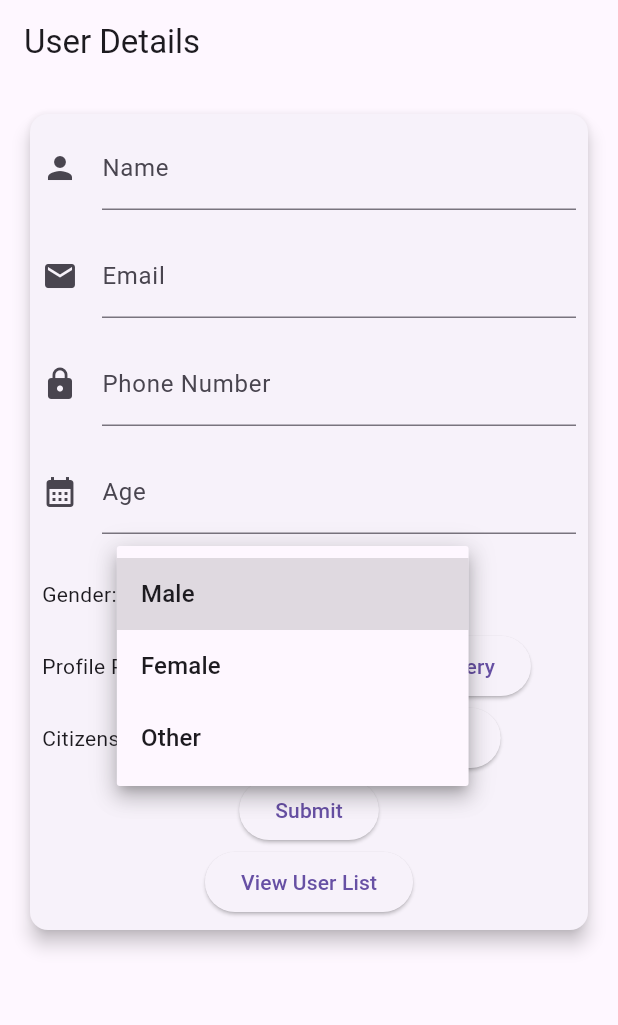
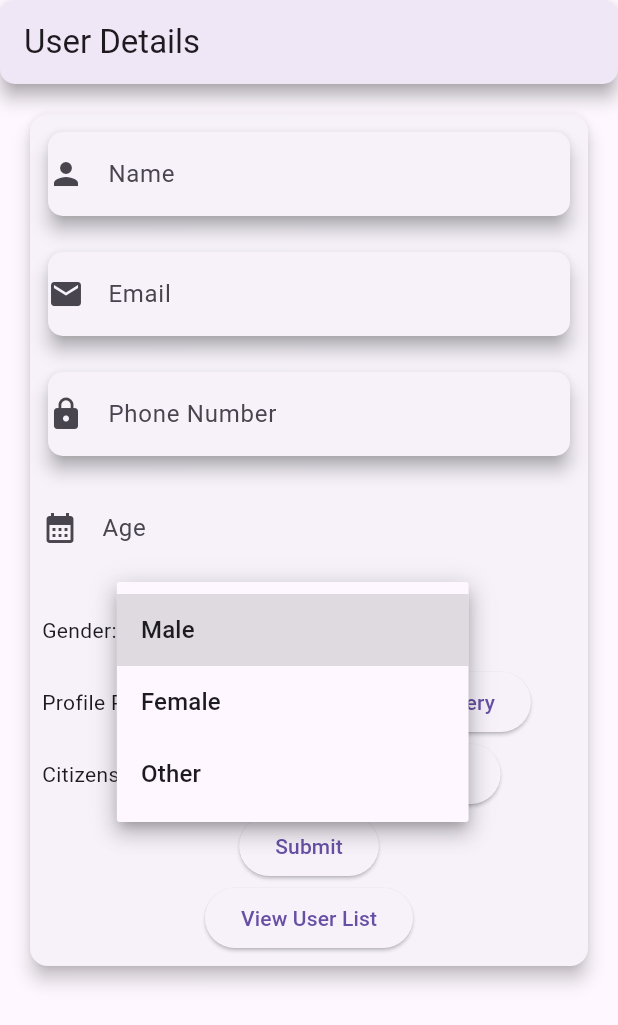
Before and after one commit to RishabShrestha1/Personal_Assigned_Task, a Flutter app: the screen it shows after launch, after a tap on "Please Select A Gender", on a phone screen of 412 x 824 dp. Shown: the top 1025 px of the screen. Run offline on Flutter 3.47's test engine with Material 3 defaults, Android fonts, the phone set to English and light mode, and no system bars; our stand-ins replace google_fonts, image_picker, shared_preferences.

Commit message:
Working With Ui

```diff
--- a/customform/lib/components/textfield.dart
+++ b/customform/lib/components/textfield.dart
@@ -20,10 +20,10 @@ class TextInput extends StatelessWidget {
   Widget build(BuildContext context) {
     return TextFormField(
       decoration: InputDecoration(
-        icon: displayIcon,
-        hintText: hintText,
-        labelText: labelText,
-      ),
+          icon: displayIcon,
+          hintText: hintText,
+          labelText: labelText,
+          border: InputBorder.none),
       validator: customvalidator,
       autovalidateMode: AutovalidateMode.onUserInteraction,
       controller: controller,
--- a/customform/lib/form.dart
+++ b/customform/lib/form.dart
@@ -9,6 +9,7 @@ import 'dart:io';
 import 'package:customform/data/user_data.dart';
 import 'package:image_picker/image_picker.dart';
 import 'package:shared_preferences/shared_preferences.dart';
+import 'package:google_fonts/google_fonts.dart';
 
 class MyApp extends StatefulWidget {
   const MyApp({super.key});
@@ -19,16 +20,22 @@ class MyApp extends StatefulWidget {
 
 class _MyAppState extends State<MyApp> {
   final _formKey = GlobalKey<FormState>();
-  File? _profileImage;
-  File? _citizenshipImage;
-  bool isProfilePhotoMissing = false;
-  bool isCitizenshipPhotoMissing = false;
+
   final TextEditingController _nameController = TextEditingController();
   final TextEditingController _emailController = TextEditingController();
   final TextEditingController _phoneNumberController = TextEditingController();
   final TextEditingController _ageController = TextEditingController();
+
+  final emailRegex = RegExp(r'^[\w-\.]+@([\w-]+\.)+[\w-]{2,4}$');
+  final phoneRegex = RegExp(r'^(\+977|0)[1-9]\d{9}$');
+
+  File? _profileImage;
+  File? _citizenshipImage;
+
+  bool showWarning = false;
+  bool isProfilePhotoMissing = false;
+  bool isCitizenshipPhotoMissing = false;
   String? sgender;
-  bool showWarning = false;
 
   addStringToSF() async {
     SharedPreferences prefs = await SharedPreferences.getInstance();
@@ -142,15 +149,26 @@ class _MyAppState extends State<MyApp> {
 
   @override
   Widget build(BuildContext context) {
-    final emailRegex = RegExp(r'^[\w-\.]+@([\w-]+\.)+[\w-]{2,4}$');
-    final phoneRegex = RegExp(r'^(\+977|0)[1-9]\d{9}$');
     return MaterialApp(
+      debugShowCheckedModeBanner: false,
       title: 'Flutter Demo',
-      theme: ThemeData(
-        primarySwatch: Colors.blue,
+      home: SafeArea(
+        child: Scaffold(
+          appBar: PreferredSize(
+            preferredSize: Size.fromHeight(kToolbarHeight),
+            child: Column(
+              children: [
+                AppBar(
+                  title: const Text('User Details'),
+                  elevation: 5,
+                  shape: RoundedRectangleBorder(
+                    borderRadius: BorderRadius.circular(10.0),
                   ),
-      home: Scaffold(
-        appBar: AppBar(title: const Text('User Details')),
+                  shadowColor: Colors.grey,
+                ),
+              ],
+            ),
+          ),
           body: Center(
             child: Container(
               alignment: Alignment.topCenter,
@@ -166,8 +184,14 @@ class _MyAppState extends State<MyApp> {
                         child: Column(
                           mainAxisAlignment: MainAxisAlignment.spaceBetween,
                           children: [
-                          TextInput(
-                            hintText: "Name",
+                            Card(
+                              elevation: 5,
+                              shape: RoundedRectangleBorder(
+                                borderRadius: BorderRadius.circular(10.0),
+                              ),
+                              shadowColor: Colors.grey,
+                              child: TextInput(
+                                hintText: "Enter Your Name Please",
                                 labelText: "Name",
                                 displayIcon: Icon(Icons.person),
                                 customvalidator: (value) {
@@ -178,8 +202,15 @@ class _MyAppState extends State<MyApp> {
                                 },
                                 controller: _nameController,
                               ),
+                            ),
                             SizedBox(height: 16.0), // Add some spacing
-                          TextInput(
+                            Card(
+                              elevation: 5,
+                              shape: RoundedRectangleBorder(
+                                borderRadius: BorderRadius.circular(10.0),
+                              ),
+                              shadowColor: Colors.grey,
+                              child: TextInput(
                                 hintText: "Email",
                                 labelText: "Email",
                                 displayIcon: Icon(Icons.email),
@@ -193,9 +224,16 @@ class _MyAppState extends State<MyApp> {
                                 },
                                 controller: _emailController,
                               ),
+                            ),
 
                             SizedBox(height: 16.0), // Add some spacing
-                          TextInput(
+                            Card(
+                              elevation: 5,
+                              shape: RoundedRectangleBorder(
+                                borderRadius: BorderRadius.circular(10.0),
+                              ),
+                              shadowColor: Colors.grey,
+                              child: TextInput(
                                 hintText: "Phone Number",
                                 labelText: "Phone Number",
                                 displayIcon: Icon(Icons.lock),
@@ -210,6 +248,7 @@ class _MyAppState extends State<MyApp> {
                                   return null;
                                 },
                                 controller: _phoneNumberController,
+                              ),
                             ),
                             SizedBox(height: 16.0), // Add some spacing
                             TextInput(
@@ -339,6 +378,7 @@ class _MyAppState extends State<MyApp> {
             ),
           ),
         ),
+      ),
     );
   }
 }
--- a/customform/lib/main.dart
+++ b/customform/lib/main.dart
@@ -1,9 +1,23 @@
 import 'package:flutter/material.dart';
+import 'package:google_fonts/google_fonts.dart';
 import './form.dart';
 
 void main() {
   runApp(
-    const MaterialApp(
+    MaterialApp(
+      debugShowCheckedModeBanner: false,
+      theme: ThemeData(
+        primarySwatch: Colors.blue,
+        appBarTheme: AppBarTheme(
+          backgroundColor: Colors.blue,
+          titleTextStyle: TextStyle(
+            color: Colors.white,
+            fontSize: 20.0,
+            fontFamily: GoogleFonts.oswald().fontFamily,
+            fontWeight: FontWeight.bold,
+          ),
+        ),
+      ),
       home: MyApp(),
     ),
   );
--- a/customform/pubspec.yaml
+++ b/customform/pubspec.yaml
@@ -37,6 +37,7 @@ dependencies:
   cupertino_icons: ^1.0.2
   image_picker: ^1.0.4
   shared_preferences: ^2.2.2
+  google_fonts: ^6.1.0
 
 dev_dependencies:
   flutter_test:
```
Also changed, not shown: customform/pubspec.lock, 1 other file. Lines whose indentation alone changed are shown as unchanged.
